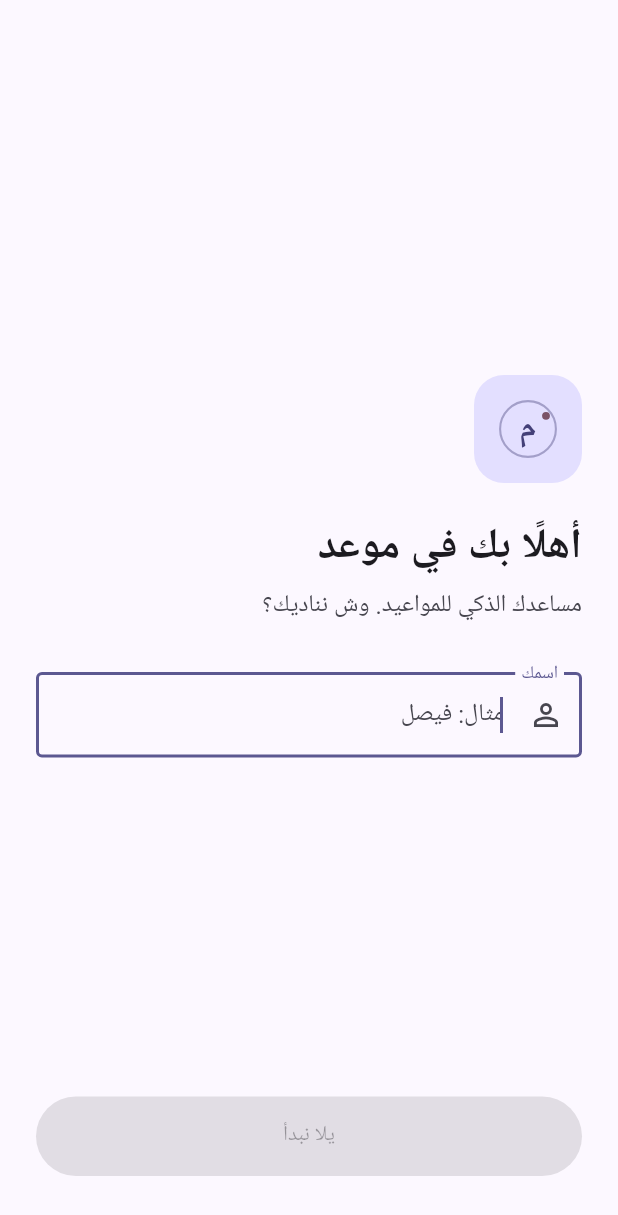
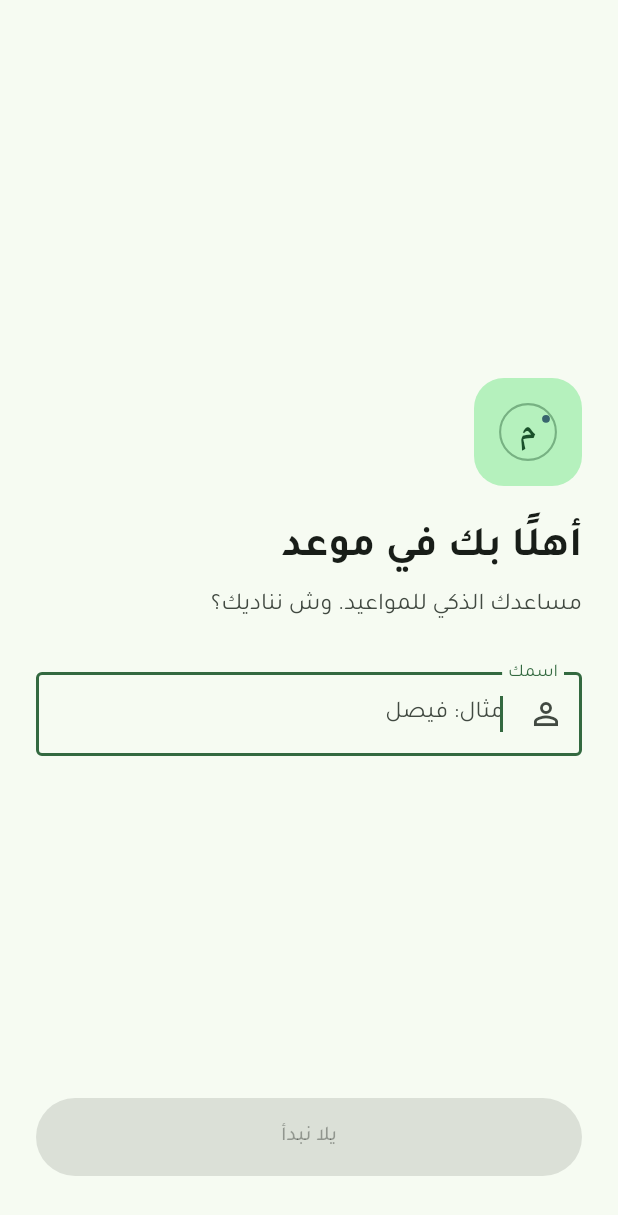
Before and after one commit to FaisalAlMass/meetmind, a Flutter app: the screen it shows after launch, on a phone screen of 412 x 824 dp. Shown: the top 1215 px of the screen. Run offline on Flutter 3.47's test engine with Material 3 defaults, Android fonts, the phone set to English and light mode, and no system bars; our stand-ins replace adhan, flutter_local_notifications, flutter_riverpod, hijri, shared_preferences, speech_to_text and 2 more.

Commit message:
Switch theme to Absher-style green and Tajawal typeface
Change the Material 3 seed color from purple to a Saudi-government-
service-style green (#00A651), matching the visual language of
platforms like Absher — a stylistic reference, not their branding.
Since every screen already reads colors from Theme.of(context).colorScheme
rather than hardcoded values, this one seed change propagates
everywhere automatically.

Bundle Tajawal (Regular/Medium/Bold/ExtraBold) as local font assets
instead of using google_fonts, so the app keeps working fully offline
as documented.

Regenerate the app icon (all iOS/Android/macOS sizes, including the
Android adaptive icon) with the new green background.

```diff
--- a/lib/shared/theme/app_theme.dart
+++ b/lib/shared/theme/app_theme.dart
@@ -1,17 +1,20 @@
 import 'package:flutter/material.dart';
 
-/// Material 3 theme seeded from the MeetMind purple. Expands into a full
-/// token set as the design-system deliverable lands.
+/// Material 3 theme seeded من أخضر بأسلوب الخدمات الحكومية السعودية،
+/// وخط Tajawal العربي.
 class MeetMindTheme {
-  static const _seed = Color(0xFF534AB7);
+  static const _seed = Color(0xFF00A651);
+  static const _fontFamily = 'Tajawal';
 
   static ThemeData light() => ThemeData(
         useMaterial3: true,
+        fontFamily: _fontFamily,
         colorScheme: ColorScheme.fromSeed(seedColor: _seed),
       );
 
   static ThemeData dark() => ThemeData(
         useMaterial3: true,
+        fontFamily: _fontFamily,
         colorScheme: ColorScheme.fromSeed(
           seedColor: _seed,
           brightness: Brightness.dark,
```
Also changed, not shown: pubspec.yaml (+12 -1 lines), assets/fonts/Tajawal-Bold.ttf (added), assets/fonts/Tajawal-ExtraBold.ttf (added), assets/fonts/Tajawal-Medium.ttf (added), assets/fonts/Tajawal-Regular.ttf (added), assets/icon/mawid_icon.png, 34 other files.
